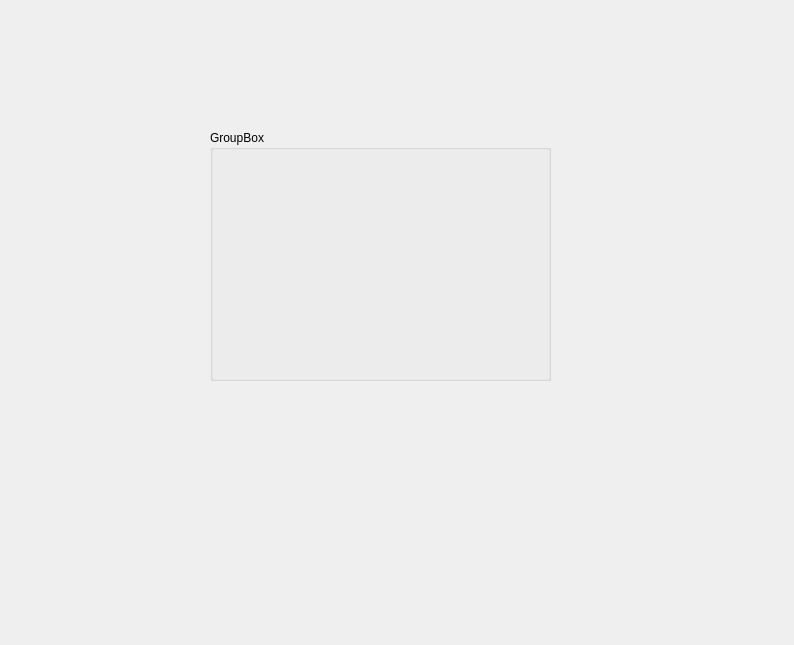
Above: salesreport.ui from P4TOO/BulkClub-System before the change. Below: the same form after it.
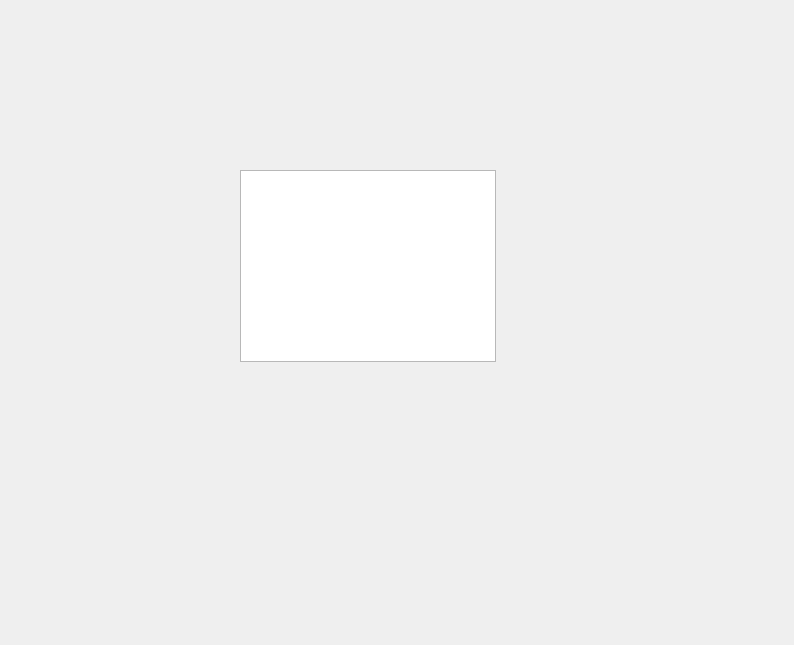
That is the form after the change.

Commit message: established database connection to inventory, added table widget that displays inventory

What changed in the file:
```diff
--- a/salesreport.ui
+++ b/salesreport.ui
@@ -13,18 +13,15 @@
   <property name="windowTitle">
    <string>Form</string>
   </property>
-  <widget class="QGroupBox" name="groupBox">
+  <widget class="QTableView" name="tableView">
    <property name="geometry">
     <rect>
-     <x>210</x>
-     <y>130</y>
-     <width>341</width>
-     <height>251</height>
+     <x>240</x>
+     <y>170</y>
+     <width>256</width>
+     <height>192</height>
     </rect>
    </property>
-   <property name="title">
-    <string>GroupBox</string>
-   </property>
   </widget>
  </widget>
  <resources/>
```
The commit also changes 1 other file.
